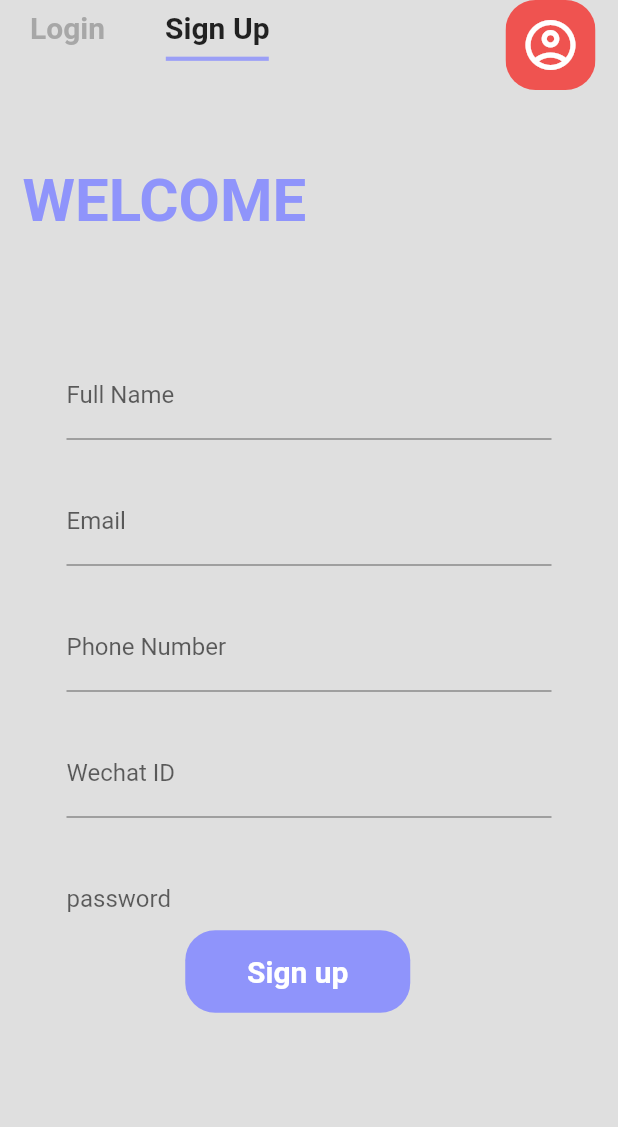
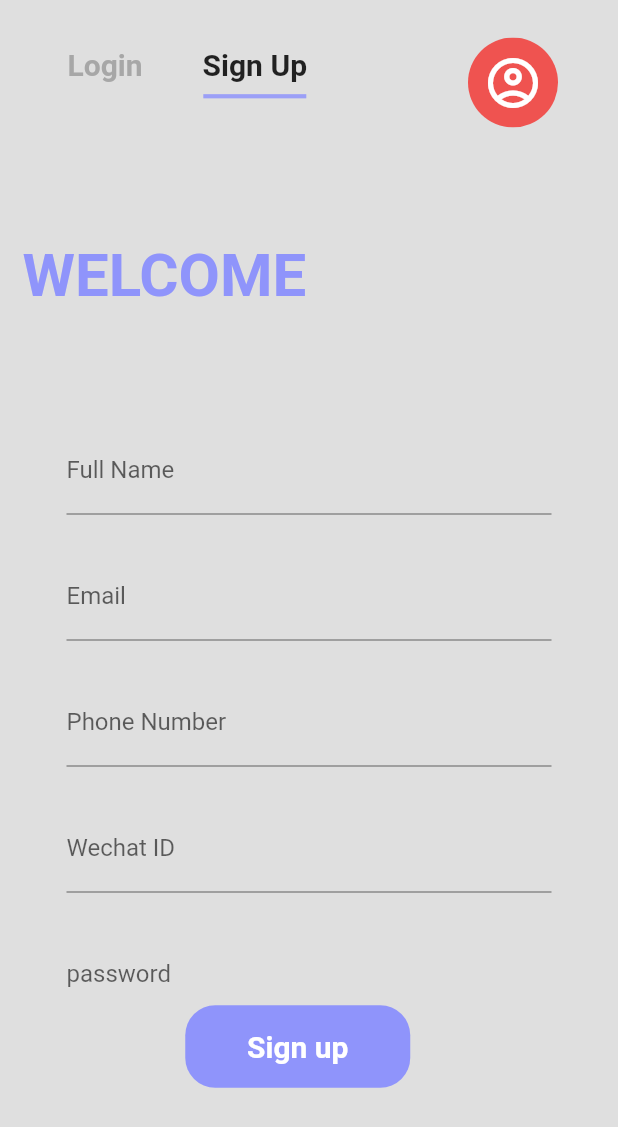
Before and after one commit to fa9rd/MobileApplication_Project, a Flutter app: the screen it shows after launch, after a tap on "Sign Up", on a phone screen of 412 x 824 dp. Shown: the top 1127 px of the screen. Run offline on Flutter 3.47's test engine with Material 2 defaults, Android fonts, the phone set to English and light mode, and no system bars; our stand-ins replace cloud_firestore, firebase_auth, firebase_core, font_awesome_flutter, google_sign_in, simple_animations; missing offline and left inert: comment_box; accounts and stored records are empty; Roboto replaces fonts that are missing (Georgia).

```diff
--- a/lib/widgets/login_form.dart
+++ b/lib/widgets/login_form.dart
@@ -130,15 +130,15 @@ class _LoginFormState extends State<LoginForm> {
                                       15,
                                       curve: Curves.easeInOutQuad,
                                       child: ClipRRect(
-                                        borderRadius: BorderRadius.circular(20),
+                                        borderRadius: BorderRadius.circular(40),
                                         child: Container(
                                           width: 60,
                                           height: 60,
                                           color: Colors.red[400],
                                           child: i == 0
                                               ? Image(
-                                            image: NetworkImage(
-                                                "https://i.pinimg.com/564x/5d/a3/d2/5da3d22d08e353184ca357db7800e9f5.jpg"),
+                                            image: AssetImage(
+                                                "assets/images/user.png"),
                                           )
                                               : Icon(
                                             Icons.account_circle_outlined,
@@ -148,7 +148,9 @@ class _LoginFormState extends State<LoginForm> {
                                         ),
                                       ),
                                     ),
-                                  ]),
+                                  ]
+                              )
+                              ,
 
                               SizedBox(
                                 height: 50,
--- a/lib/widgets/signup_form.dart
+++ b/lib/widgets/signup_form.dart
@@ -14,7 +14,6 @@ import 'package:google_sign_in/google_sign_in.dart';
 import 'package:cloud_firestore/cloud_firestore.dart';
 import 'package:project2/models/user.dart' as UserModel;
 import '../background.dart';
-
 class SignUpForm extends StatefulWidget {
   SignUpForm(this.submitFn, this.isLoading);
 
@@ -83,7 +82,9 @@ class _SignUpFormState extends State<SignUpForm> {
                     child: Column(
                       children: [
                         // TabBar Code
-                        Row(children: [
+                        Container(
+                          margin: EdgeInsets.all(25),
+                          child: Row(children: [
                             Container(
                               height: height / 15,
                               width: width / 2,
@@ -144,15 +145,15 @@ class _SignUpFormState extends State<SignUpForm> {
                               15,
                               curve: Curves.easeInOutQuad,
                               child: ClipRRect(
-                              borderRadius: BorderRadius.circular(20),
+                                borderRadius: BorderRadius.circular(40),
                                 child: Container(
                                   width: 60,
                                   height: 60,
                                   color: Colors.red[400],
                                   child: i == 0
                                       ? Image(
-                                        image: NetworkImage(
-                                            "https://i.pinimg.com/564x/5d/a3/d2/5da3d22d08e353184ca357db7800e9f5.jpg"),
+                                    image: AssetImage(
+                                        "assets/images/user.png"),
                                   )
                                       : Icon(
                                     Icons.account_circle_outlined,
@@ -163,6 +164,7 @@ class _SignUpFormState extends State<SignUpForm> {
                               ),
                             ),
                           ]),
+                        ),
 
                         SizedBox(
                           height: 30,
@@ -382,6 +384,7 @@ class _SignUpFormState extends State<SignUpForm> {
                         )
                       ],
                     ),
+
                   )
                 : LoginScreen()),
       ),
```
Also changed, not shown: assets/images/user.png (added). Lines whose indentation alone changed are shown as unchanged.
